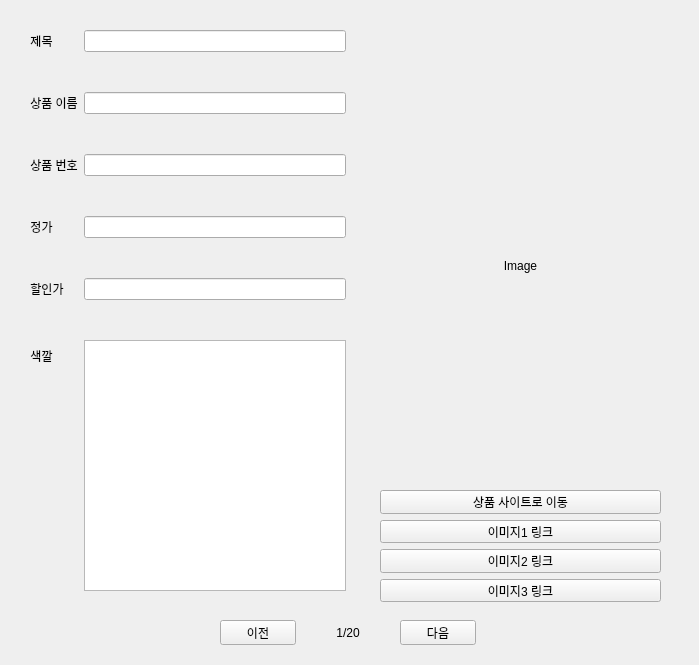
Before: the Qt Designer form src/crawling_result.ui in gagip/stella, drawn with Qt 5.
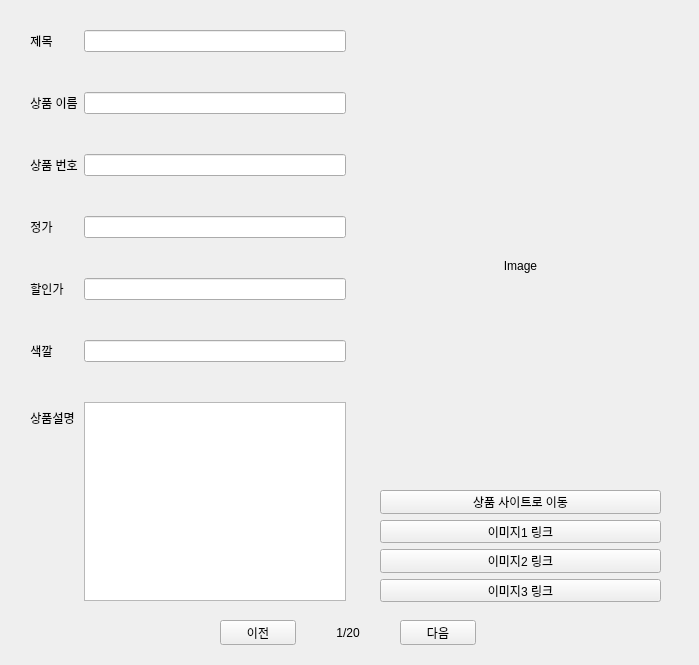
After: the same form once the commit is applied.

Commit message: 상품 색깔 정보를 한 문장으로 출력되게 수정

Diff of the .ui file:
```diff
--- a/src/crawling_result.ui
+++ b/src/crawling_result.ui
@@ -38,7 +38,7 @@
      <x>30</x>
      <y>30</y>
      <width>316</width>
-     <height>561</height>
+     <height>571</height>
     </rect>
    </property>
    <layout class="QFormLayout" name="formLayout">
@@ -156,7 +156,27 @@
      </widget>
     </item>
     <item row="5" column="1">
-     <widget class="QListWidget" name="colorList"/>
+     <widget class="QLineEdit" name="colorEdit">
+      <property name="text">
+       <string/>
+      </property>
+      <property name="readOnly">
+       <bool>true</bool>
+      </property>
+     </widget>
+    </item>
+    <item row="6" column="0">
+     <widget class="QLabel" name="label_7">
+      <property name="text">
+       <string>상품설명</string>
+      </property>
+      <property name="alignment">
+       <set>Qt::AlignCenter</set>
+      </property>
+     </widget>
+    </item>
+    <item row="6" column="1">
+     <widget class="QTextEdit" name="textEdit"/>
     </item>
    </layout>
   </widget>
```
Left out of the diff: 20 changed lines with no effect on the pictures. The commit also changes 3 other files.
